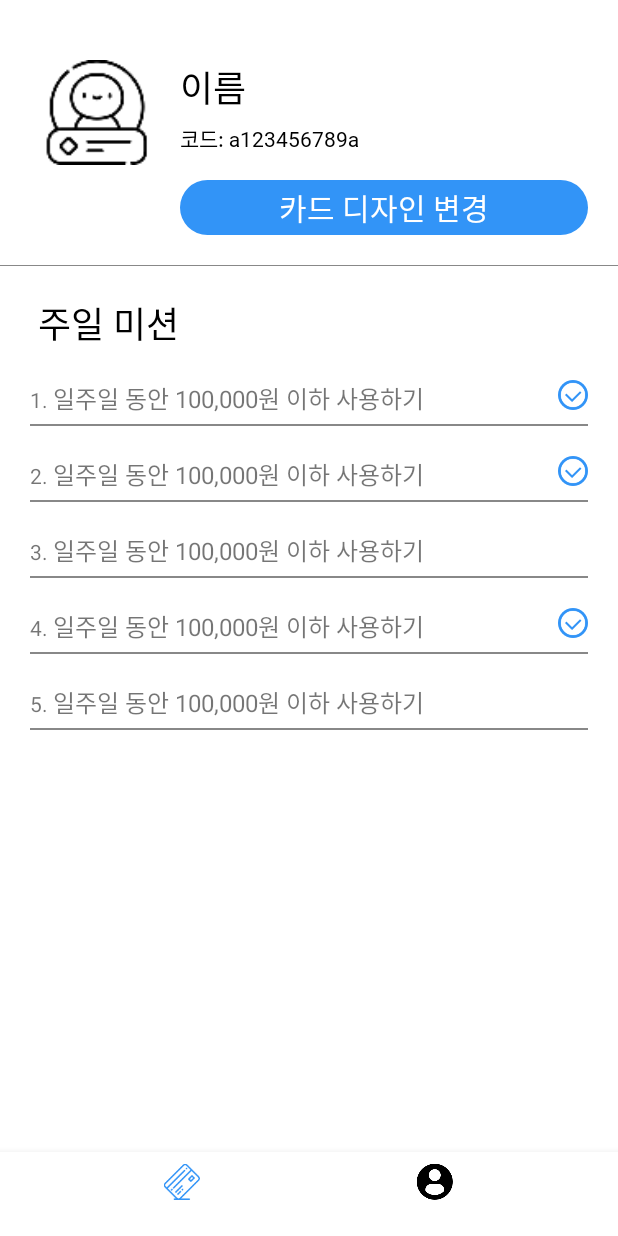
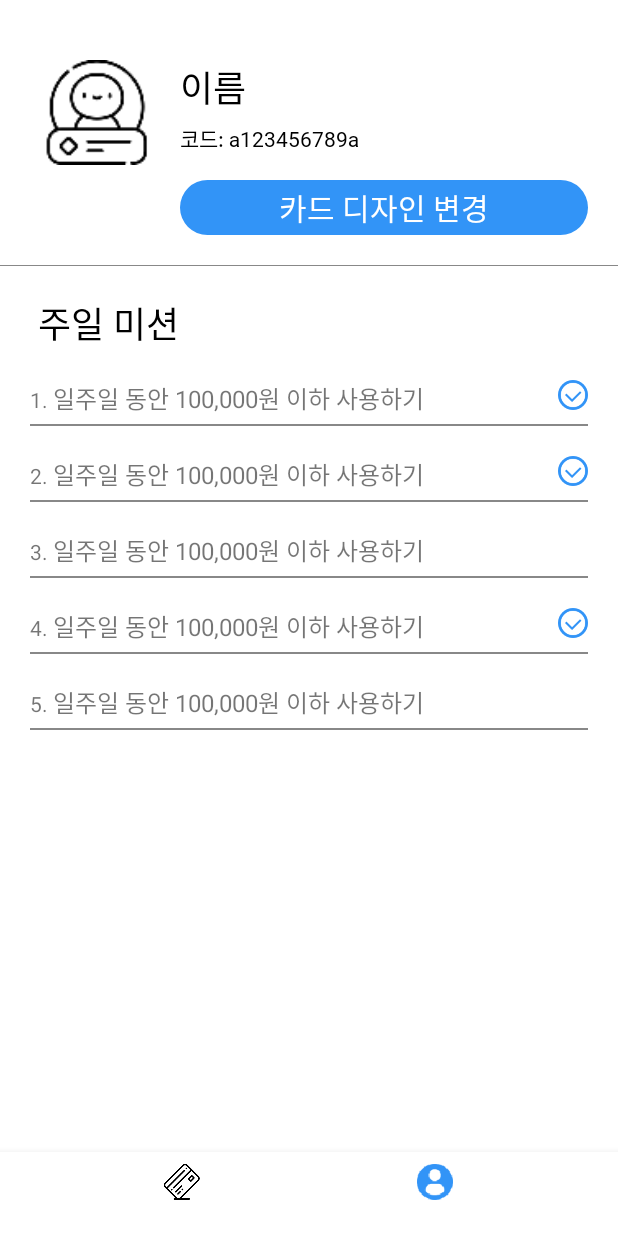
Before and after one commit to JGeun/WooriOnTactHackathon, an Android app: the ChildMyPageActivity screen opened directly, with no data from a screen before it, on a phone screen of 412 x 824 dp. Run offline under Robolectric (Android 15) with nearby library versions, the phone set to English and light mode, and no system bars.

Commit message:
finish-release(modify)

```diff
--- a/app/src/main/java/jgeun/hackathon/wooriontact/child/mypage/ChildMyPageActivity.java
+++ b/app/src/main/java/jgeun/hackathon/wooriontact/child/mypage/ChildMyPageActivity.java
@@ -48,8 +48,10 @@ public class ChildMyPageActivity extends AppCompatActivity {
         mConText = this;
         setFrag(1);
 
+
         bottomNavigationView = findViewById(R.id.child_mypage_bottomNavi);
         bottomNavigationView.setItemIconTintList(null);
+        bottomNavigationView.setSelectedItemId(R.id.menu_profile);
         bottomNavigationView.setOnNavigationItemSelectedListener(new BottomNavigationView.OnNavigationItemSelectedListener() {
             @Override
             public boolean onNavigationItemSelected(@NonNull MenuItem item) {
--- a/app/src/main/res/menu/menu_mypage.xml
+++ b/app/src/main/res/menu/menu_mypage.xml
@@ -6,5 +6,6 @@
         android:icon="@drawable/bg_menu_credit" />
 
     <item android:id="@+id/menu_profile"
-        android:icon="@drawable/bg_menu_profile_user" />
+        android:icon="@drawable/bg_menu_profile_user"
+        android:checked="true"/>
 </menu>
```
